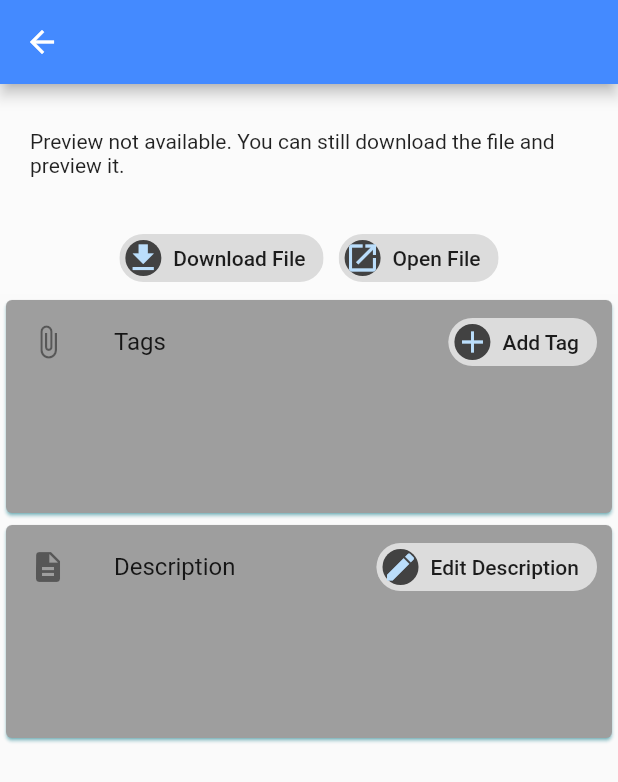
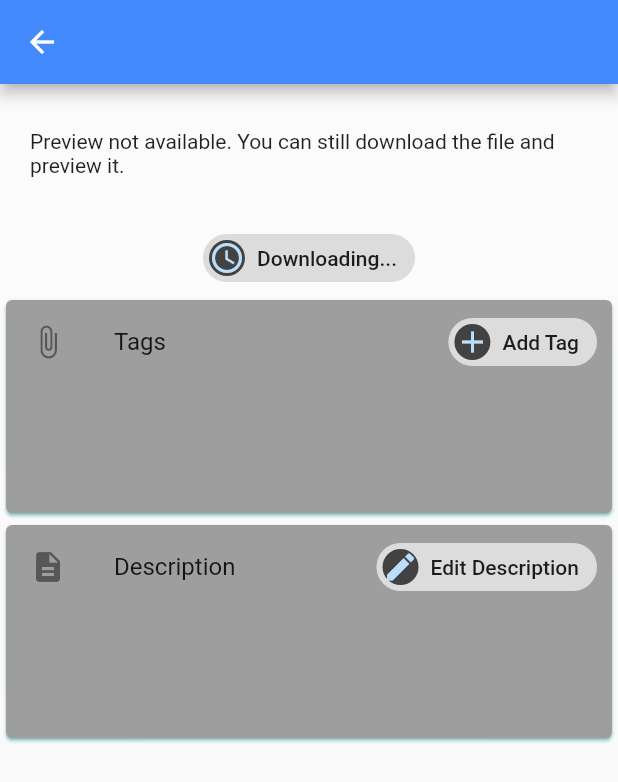
Before and after one commit to clowder-framework/clowder_mobile_app, a Flutter app: the ViewSingleFile screen opened directly with empty values, after a tap on "Download File", on a phone screen of 412 x 824 dp. Shown: the top 782 px of the screen. Run offline on Flutter 3.47's test engine with Material 2 defaults, Android fonts, the phone set to English and light mode, and no system bars; our stand-ins replace cached_network_image, file_picker, geolocator, image_picker, sqflite; missing offline and left inert: flutter_downloader; accounts and stored records are empty; network calls fail.

```diff
--- a/lib/pages/upload_files.dart
+++ b/lib/pages/upload_files.dart
@@ -89,7 +89,7 @@ class _FileUploadPageState extends State<FileUploadPage> {
     file = await ImagePicker.pickImage(source: ImageSource.camera);
 
     setState(() {
-      _message = "file has been chosen";
+      _message = "File has been chosen";
       hasFile = true;
     });
     // file = await ImagePicker.pickImage(source: ImageSource.gallery);
@@ -98,7 +98,7 @@ class _FileUploadPageState extends State<FileUploadPage> {
   void _choose_existing() async {
     file = await ImagePicker.pickImage(source: ImageSource.gallery);
     setState(() {
-      _message = "file has been chosen";
+      _message = "File has been chosen";
       hasFile = true;
     });
   }
@@ -106,7 +106,7 @@ class _FileUploadPageState extends State<FileUploadPage> {
   void _choose_existing_file() async {
     file = await FilePicker.getFile();
     setState(() {
-      _message = "file has been chosen";
+      _message = "File has been chosen";
       hasFile = true;
     });
   }
@@ -114,7 +114,7 @@ class _FileUploadPageState extends State<FileUploadPage> {
   void _choose_existing_files() async {
     files = await FilePicker.getMultiFile();
     setState(() {
-      _message = "multi files chosen";
+      _message = "Multi files chosen";
       hasFile = true;
     });
   }
@@ -145,10 +145,8 @@ class _FileUploadPageState extends State<FileUploadPage> {
           "Content-Type": "application/json; charset=utf-8",
           "Accept": "application/json",
         },
-        body: json.encode({
-          "Location": address,
-          "LatLong": location.toString()
-        }));
+        body:
+            json.encode({"Location": address, "LatLong": location.toString()}));
   }
 
   void _clowderUpload() async {
--- a/lib/pages/view_single_file.dart
+++ b/lib/pages/view_single_file.dart
@@ -1,4 +1,6 @@
 import 'dart:convert';
+import 'dart:isolate';
+import 'dart:ui';
 import 'package:cached_network_image/cached_network_image.dart';
 import 'package:flutter/material.dart';
 import '../user_info.dart';
@@ -26,7 +28,9 @@ class SingleFileState extends State<ViewSingleFile> {
   bool fileIsImage;
   String _localPath;
   var task;
-  int progres = 0;
+  bool isDownloading = false;
+  bool isDownloaded = false;
+  ReceivePort _port = ReceivePort();
 
   SingleFileState(this.fileId, this.fileName);
 
@@ -35,16 +39,34 @@ class SingleFileState extends State<ViewSingleFile> {
     this.getFileTags();
     this.getFileDescription();
     fileIsImage = isImage();
-    // FlutterDownloader.registerCallback(downloadCallback);
+
+    IsolateNameServer.registerPortWithName(
+        _port.sendPort, 'downloader_send_port');
+    _port.listen((dynamic data) {
+      DownloadTaskStatus status = data[0];
+      setState(() {
+        if (status == DownloadTaskStatus(3)) {
+          isDownloading = false;
+          isDownloaded = true;
+        }
+      });
+    });
+
+    FlutterDownloader.registerCallback(downloadCallback);
   }
 
-  // static void downloadCallback(
-  //     String id, DownloadTaskStatus status, int progress) {
-  //   // this.setState(() {
-  //   //   progress = progress;
-  //   // });
-  //   print("Prog : " + progress.toString());
-  // }
+  @override
+  void dispose() {
+    IsolateNameServer.removePortNameMapping('downloader_send_port');
+    super.dispose();
+  }
+
+  static void downloadCallback(
+      String id, DownloadTaskStatus status, int progress) {
+    final SendPort send =
+        IsolateNameServer.lookupPortByName('downloader_send_port');
+    send.send([status]);
+  }
 
   Future<String> _findLocalPath() async {
     final directory = Platform.isAndroid
@@ -275,16 +297,17 @@ class SingleFileState extends State<ViewSingleFile> {
           title: new Text(fileName, overflow: TextOverflow.ellipsis),
           backgroundColor: Colors.blueAccent,
         ),
-        body: new SingleChildScrollView(
+        body: Builder(
+            builder: (ctx) => new SingleChildScrollView(
                 scrollDirection: Axis.vertical,
                 child: Column(
                   children: <Widget>[
                     fileContainer(),
-                downloadContainer(),
+                    downloadContainer(ctx),
                     tagContainer(),
                     descriptionContainer(),
                   ],
-            )));
+                ))));
   }
 
   isImage() {
@@ -325,15 +348,25 @@ class SingleFileState extends State<ViewSingleFile> {
                             "Preview not available. You can still download the file and preview it.")))));
   }
 
-  Widget downloadContainer() {
+  Widget downloadContainer(BuildContext context) {
     return new Container(
         padding: EdgeInsets.only(top: 20),
         color: Colors.white10,
-        child: new Center(
+        child: isDownloading
+            ? new Center(
+                child: Chip(
+                avatar: CircleAvatar(
+                  backgroundColor: Colors.grey.shade800,
+                  child: Icon(Icons.access_time),
+                ),
+                label: Text('Downloading...'),
+              ))
+            : new Center(
                 child: Row(
                     mainAxisAlignment: MainAxisAlignment.center,
                     children: <Widget>[
-              ActionChip(
+                    !isDownloaded
+                        ? ActionChip(
                             avatar: CircleAvatar(
                               backgroundColor: Colors.grey.shade800,
                               child: Icon(Icons.file_download),
@@ -341,7 +374,11 @@ class SingleFileState extends State<ViewSingleFile> {
                             label: Text('Download File'),
                             onPressed: () async {
                               downloadFile();
-                  }),
+                              this.setState(() {
+                                isDownloading = true;
+                              });
+                            })
+                        : new Container(),
                     new Container(
                         padding: EdgeInsets.only(left: 10),
                         child: ActionChip(
@@ -351,12 +388,19 @@ class SingleFileState extends State<ViewSingleFile> {
                             ),
                             label: Text('Open File'),
                             onPressed: () async {
+                              if (!isDownloaded) {
+                                Scaffold.of(context).showSnackBar(SnackBar(
+                                  content: Text('Please download the file!'),
+                                ));
+                              } else {
                                 _openDownloadedFile().then((success) {
                                   if (!success) {
                                     Scaffold.of(context).showSnackBar(SnackBar(
-                                content: Text('Cannot open this file')));
+                                        content:
+                                            Text('Cannot open this file')));
                                   }
                                 });
+                              }
                             }))
                   ])));
   }
```
Also changed, not shown: 1 other file. Lines whose indentation alone changed are shown as unchanged.
